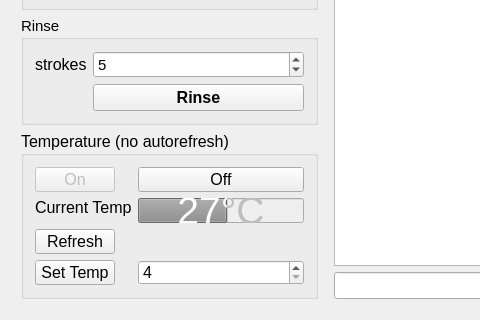
Qt form src/gpicontroller.ui (amoose136/GPIController) before a commit; both pictures show x 0 to 480 and y 351 to 671 of the 773 by 671 pixel window.
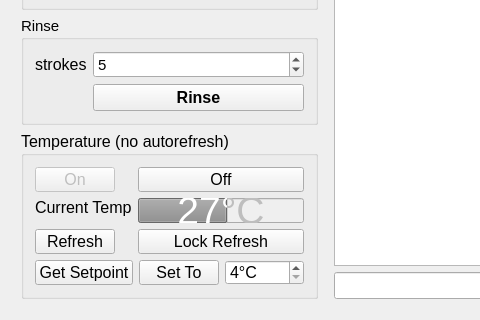
The same form after that commit.

```diff
--- a/src/gpicontroller.ui
+++ b/src/gpicontroller.ui
@@ -606,20 +606,6 @@
                </property>
               </widget>
              </item>
-             <item row="2" column="0">
-              <widget class="QPushButton" name="buttonRefreshTempState">
-               <property name="text">
-                <string>Refresh</string>
-               </property>
-              </widget>
-             </item>
-             <item row="3" column="0">
-              <widget class="QPushButton" name="buttonSetTemp">
-               <property name="text">
-                <string>Set Temp</string>
-               </property>
-              </widget>
-             </item>
              <item row="1" column="1">
               <widget class="QProgressBar" name="tempBar">
                <property name="enabled">
@@ -658,16 +644,60 @@
                </property>
               </widget>
              </item>
-             <item row="3" column="1">
-              <widget class="QSpinBox" name="spinBoxTemperature">
-               <property name="minimum">
-                <number>4</number>
+             <item row="2" column="0">
+              <widget class="QPushButton" name="buttonRefreshTempState">
+               <property name="text">
+                <string>Refresh</string>
                </property>
-               <property name="maximum">
-                <number>40</number>
+              </widget>
+             </item>
+             <item row="2" column="1">
+              <widget class="QPushButton" name="buttonCRefresh">
+               <property name="text">
+                <string>Lock Refresh</string>
                </property>
+               <property name="checkable">
+                <bool>true</bool>
+               </property>
+               <property name="checked">
+                <bool>false</bool>
+               </property>
               </widget>
              </item>
+             <item row="3" column="0" colspan="2">
+              <layout class="QHBoxLayout" name="horizontalLayout_7">
+               <property name="topMargin">
+                <number>0</number>
+               </property>
+               <item>
+                <widget class="QPushButton" name="buttonGetTemp">
+                 <property name="text">
+                  <string>Get Setpoint</string>
+                 </property>
+                </widget>
+               </item>
+               <item>
+                <widget class="QPushButton" name="buttonSetTemp">
+                 <property name="text">
+                  <string>Set To</string>
+                 </property>
+                </widget>
+               </item>
+               <item>
+                <widget class="QSpinBox" name="spinBoxTemperature">
+                 <property name="suffix">
+                  <string>°C</string>
+                 </property>
+                 <property name="minimum">
+                  <number>4</number>
+                 </property>
+                 <property name="maximum">
+                  <number>40</number>
+                 </property>
+                </widget>
+               </item>
+              </layout>
+             </item>
             </layout>
            </item>
           </layout>
```
